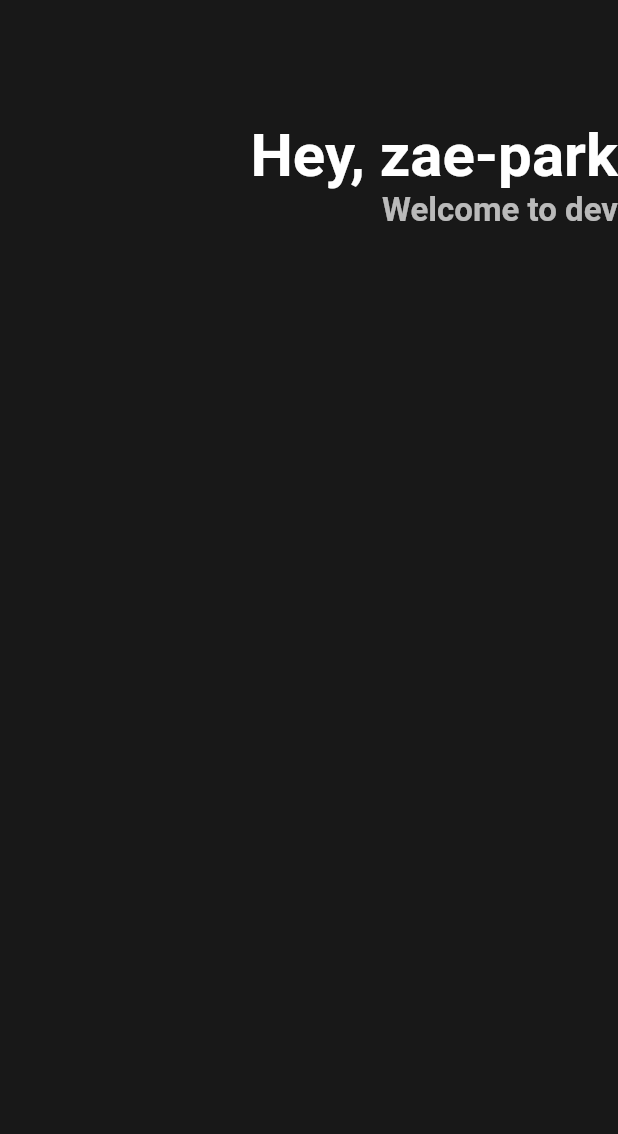
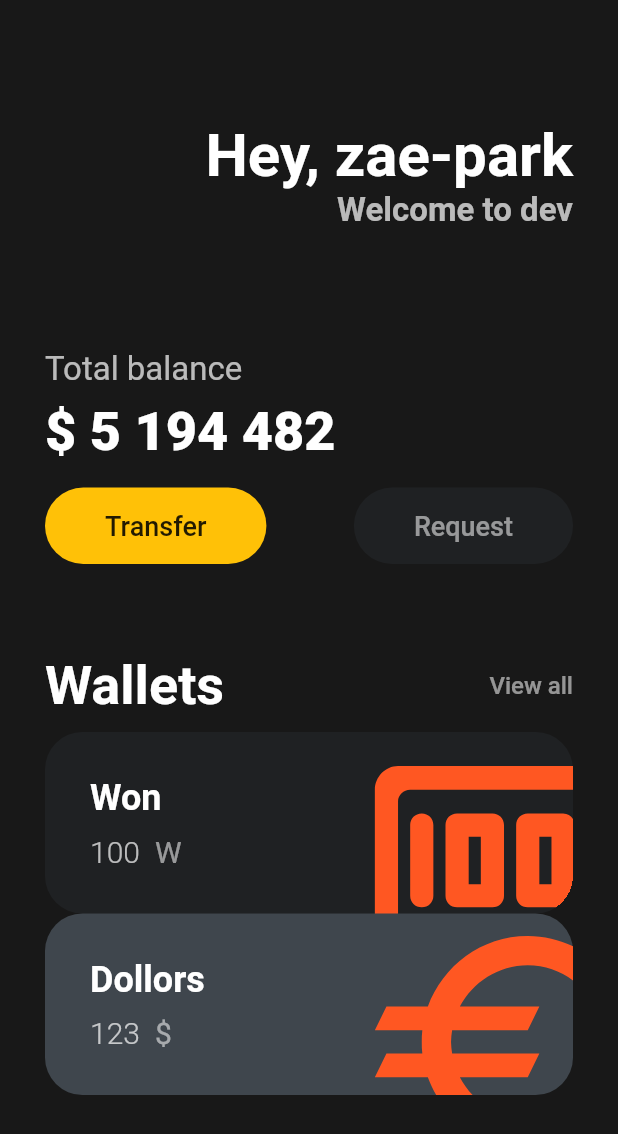
Before and after one commit to zae-park/Nomad, a Flutter app: the screen it shows after launch, on a phone screen of 412 x 824 dp. Shown: the top 1134 px of the screen. Run offline on Flutter 3.47's test engine with Material 2 defaults, Android fonts, the light colour scheme and no system bars.

Commit message:
add wallets

```diff
--- a/webtoon_flutter/lib/main.dart
+++ b/webtoon_flutter/lib/main.dart
@@ -1,4 +1,6 @@
 import 'package:flutter/material.dart';
+import 'widgets/button.dart' as btn;
+import 'widgets/card.dart' as crd;
 
 void main() {
   runApp(const MyApp());
@@ -13,7 +15,10 @@
     return MaterialApp(
       home: Scaffold(
         backgroundColor: const Color(0xFF181818),
-        body: Column(
+        body: Padding(
+          padding: const EdgeInsets.symmetric(horizontal: 30),
+          child: Column(
+            crossAxisAlignment: CrossAxisAlignment.start,
             children: [
               const SizedBox(height: 80),
               Row(
@@ -37,10 +42,87 @@
                             fontWeight: FontWeight.w600),
                       ),
                     ],
+                  ),
+                ],
+              ),
+              const SizedBox(
+                height: 80,
+              ),
+              const Text(
+                'Total balance',
+                style: TextStyle(
+                    color: Colors.white70,
+                    fontSize: 22,
+                    fontWeight: FontWeight.w400),
+              ),
+              const SizedBox(height: 8),
+              const Text(
+                '\$ 5 194 482',
+                style: TextStyle(
+                    color: Colors.white,
+                    fontSize: 36,
+                    fontWeight: FontWeight.w800),
+              ),
+              const SizedBox(height: 16),
+              Row(
+                mainAxisAlignment: MainAxisAlignment.spaceBetween,
+                children: const [
+                  btn.Rounded(
+                    text: 'Transfer',
+                    textColor: Colors.black87,
+                    bgColor: Colors.amber,
+                  ),
+                  btn.Rounded(
+                    text: 'Request',
+                    textColor: Colors.white54,
+                    bgColor: Color(0xFF1F2123),
+                  ),
+                ],
+              ),
+              const SizedBox(
+                height: 60,
+              ),
+              Row(
+                mainAxisAlignment: MainAxisAlignment.spaceBetween,
+                children: const [
+                  Text(
+                    'Wallets',
+                    style: TextStyle(
+                        color: Colors.white,
+                        fontSize: 36,
+                        fontWeight: FontWeight.w600),
+                  ),
+                  Text(
+                    'View all',
+                    style: TextStyle(
+                        color: Colors.white54,
+                        fontSize: 16,
+                        fontWeight: FontWeight.w500),
                   )
                 ],
               ),
+              const SizedBox(height: 10),
+              Column(
+                mainAxisAlignment: MainAxisAlignment.center,
+                children: const [
+                  crd.MyCard(
+                    amount: '100',
+                    moneyName: 'Won',
+                    moneyAbb: 'W',
+                    bgColor: Color(0xFF1F2123),
+                    logo: Icons.money_rounded,
+                  ),
+                  crd.MyCard(
+                    amount: '123',
+                    moneyName: 'Dollors',
+                    moneyAbb: '\$',
+                    bgColor: Color.fromARGB(255, 63, 70, 77),
+                    logo: Icons.euro,
+                  ),
                 ],
+              )
+            ],
+          ),
         ),
       ),
     );
```
Lines whose indentation alone changed are shown as unchanged.
